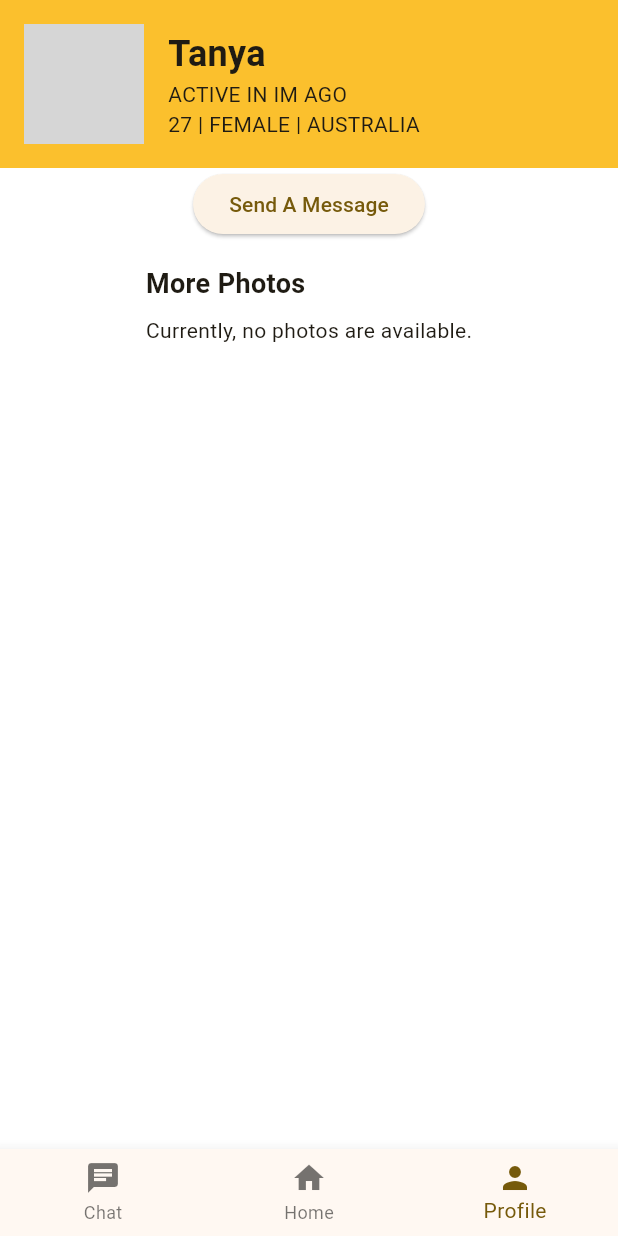
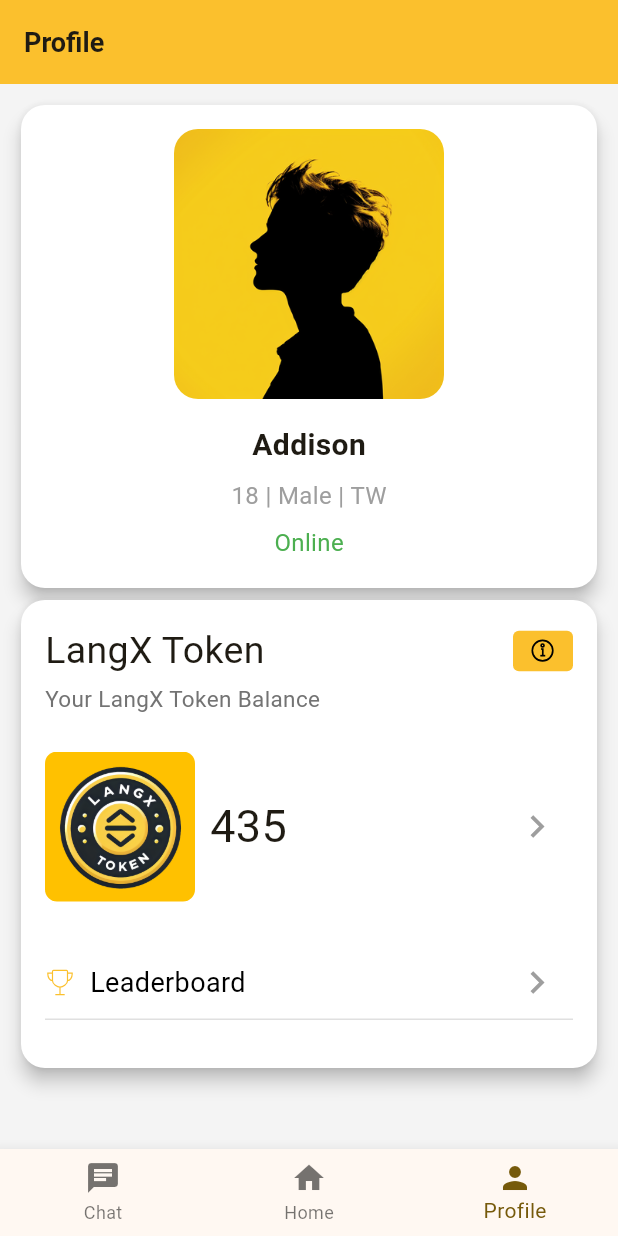
Before and after one commit to langx/langx-flutter, a Flutter app: the screen it shows after launch, item 3 of the bottom bar chosen, on a phone screen of 412 x 824 dp. Run offline on Flutter 3.47's test engine with Material 3 defaults, Android fonts, the phone set to English and light mode, and no system bars; our stand-ins replace appwrite, flutter_dotenv, flutter_svg; grey boxes are pictures that could not be loaded.

Commit message:
1. Complete the my profile card information. 2. Complete the my profile token card information.

```diff
--- /dev/null
+++ b/lib/components/profile_token_card.dart
@@ -0,0 +1,160 @@
+import 'package:flutter/material.dart';
+import 'package:flutter_svg/flutter_svg.dart';
+
+class ProfileTokenCard extends StatelessWidget {
+  const ProfileTokenCard({
+    super.key,
+  });
+
+  @override
+  Widget build(BuildContext context) {
+    const String trophySvg = '''
+   <svg xmlns="http://www.w3.org/2000/svg"  viewBox="0 0 512 512">
+   <path d="M176 464h160M256 464V336M384 224c0-50.64-.08-134.63-.12-160a16 16 0 00-16-16l-223.79.26a16 16 0 00-16 15.95c0 30.58-.13 129.17-.13 159.79 0 64.28 83 112 128 112S384 288.28 384 224z" stroke="currentColor" stroke-width="20"  fill="none"   ></path>
+   <path d="M128 96H48v16c0 55.22 33.55 112 80 112M384 96h80v16c0 55.22-33.55 112-80 112" stroke="currentColor" stroke-width="20" fill="none" ></path>
+   </svg>
+  ''';
+
+    const String infoSvg = '''
+  <svg xmlns="http://www.w3.org/2000/svg"  viewBox="0 0 512 512">
+  <path d="M248 64C146.39 64 64 146.39 64 248s82.39 184 184 184 184-82.39 184-184S349.61 64 248 64z" stroke="currentColor" stroke-width="30" fill="none"></path>
+  <path  d="M220 220h32v116" stroke="currentColor" stroke-width="30" fill="none"></path>
+  <path  d="M208 340h88" stroke="currentColor" stroke-width="30" fill="none" ></path>
+  <path d="M248 130a26 26 0 1026 26 26 26 0 00-26-26z" stroke="currentColor" stroke-width="30" fill="none"></path>
+  </svg>
+  ''';
+
+    return SizedBox(
+      height: 320,
+      width: MediaQuery.of(context).size.width,
+      child: Card(
+        elevation: 5.0,
+        shape: RoundedRectangleBorder(
+          borderRadius: BorderRadius.circular(16.0),
+        ),
+        color: Colors.white,
+        child: Padding(
+          padding: const EdgeInsets.all(16.0),
+          child: Column(
+            crossAxisAlignment: CrossAxisAlignment.center,
+            children: [
+              Row(
+                mainAxisAlignment: MainAxisAlignment.start,
+                children: [
+                  const Expanded(
+                    child: Text(
+                      'LangX Token',
+                      style: TextStyle(fontSize: 25),
+                    ),
+                  ),
+                  GestureDetector(
+                    onTap: () {
+                    },
+                    child: SizedBox(
+                      width: 40,
+                      height: 27,
+                      child: Container(
+                        padding: const EdgeInsets.all(4.0),
+                        decoration: BoxDecoration(
+                          color: Colors.yellow[700],
+                          borderRadius: BorderRadius.circular(4.0),
+                        ),
+                        child: SvgPicture.string(
+                          infoSvg,
+                          width: 17,
+                          height: 17,
+                          color: Colors.black,
+                        ),
+                      ),
+                    ),
+                  ),
+                ],
+              ),
+              const SizedBox(height: 3),
+              const Align(
+                alignment: Alignment.centerLeft,
+                child: Text(
+                  'Your LangX Token Balance',
+                  style: TextStyle(
+                    fontSize: 15,
+                    color: Color(0xFF737373),
+                  ),
+                ),
+              ),
+              const SizedBox(height: 25),
+              GestureDetector(
+                onTap: () {},
+                child: Row(
+                  children: [
+                    ClipRRect(
+                      borderRadius: BorderRadius.circular(8.0),
+                      child: Image.asset(
+                        'assets/images/token.png',
+                        width: 100,
+                        height: 100,
+                        fit: BoxFit.cover,
+                      ),
+                    ),
+                    const SizedBox(width: 10),
+                    const Text(
+                      '435',
+                      style: TextStyle(
+                        fontSize: 30,
+                      ),
+                    ),
+                    const Spacer(),
+                    IconButton(
+                      iconSize: 30,
+                      icon: const Icon(Icons.chevron_right),
+                      onPressed: () {},
+                      color: Colors.grey,
+                    ),
+                  ],
+                ),
+              ),
+              const SizedBox(height: 30),
+              GestureDetector(
+                onTap: () {},
+                child: Column(
+                  children: [
+                    Container(
+                      child: Row(
+                        children: [
+                          SvgPicture.string(
+                            trophySvg,
+                            width: 20,
+                            height: 30,
+                            color: Colors.yellow[700],
+                          ),
+                          const SizedBox(width: 10),
+                          const Text(
+                            'Leaderboard',
+                            style: TextStyle(
+                              fontSize: 18,
+                              color: Colors.black,
+                            ),
+                          ),
+                          const Spacer(),
+                          IconButton(
+                            iconSize: 30,
+                            icon: const Icon(Icons.chevron_right),
+                            onPressed: () {},
+                            color: Colors.grey,
+                          ),
+                        ],
+                      ),
+                    ),
+                    Container(
+                      height: 1,
+                      color: Colors.grey[300],
+                    ),
+                  ],
+                ),
+              ),
+            ],
+          ),
+        ),
+      ),
+    );
+  }
+}
--- /dev/null
+++ b/lib/components/profile_user_card.dart
@@ -0,0 +1,71 @@
+import 'package:flutter/material.dart';
+
+class ProfileUserCard extends StatelessWidget {
+  final String name;
+  final int age;
+  final String gender;
+  final String location;
+  final String imageUrl;
+  final String status;
+
+  const ProfileUserCard({
+    super.key,
+    required this.name,
+    required this.age,
+    required this.gender,
+    required this.location,
+    required this.imageUrl,
+    required this.status,
+  });
+
+  @override
+  Widget build(BuildContext context) {
+    return SizedBox(
+      height: 330,
+      width: MediaQuery.of(context).size.width,
+      child: Card(
+        elevation: 5.0,
+        shape: RoundedRectangleBorder(
+          borderRadius: BorderRadius.circular(16.0),
+        ),
+        color: Colors.white,
+        child: Padding(
+          padding: const EdgeInsets.all(16.0),
+          child: Column(
+            crossAxisAlignment: CrossAxisAlignment.center,
+            children: [
+              ClipRRect(
+                borderRadius: BorderRadius.circular(16.0),
+                child: Image.asset(imageUrl, width: 180, height: 180, fit: BoxFit.cover),
+              ),
+              const SizedBox(height: 16),
+              Text(
+                name,
+                style: const TextStyle(
+                  fontSize: 20,
+                  fontWeight: FontWeight.bold,
+                ),
+              ),
+              const SizedBox(height: 8),
+              Text(
+                '$age | $gender | $location',
+                style: const TextStyle(
+                  fontSize: 16,
+                  color: Colors.grey,
+                ),
+              ),
+              const SizedBox(height: 8),
+              Text(
+                status,
+                style: TextStyle(
+                  fontSize: 16,
+                  color: status == 'Online' ? Colors.green : Colors.red,
+                ),
+              ),
+            ],
+          ),
+        ),
+      ),
+    );
+  }
+}
--- a/lib/pages/home/profile.dart
+++ b/lib/pages/home/profile.dart
@@ -1,88 +1,46 @@
 import 'package:flutter/material.dart';
+import 'package:langx_flutter/components/profile_user_card.dart';
+import 'package:langx_flutter/components/profile_token_card.dart';
 
-class Profile extends StatelessWidget {
+class Profile extends StatefulWidget {
   const Profile({super.key});
 
   @override
-  Widget build(BuildContext context) {
-    return const Column(
-      children: [
-        UserInfoSection(),
-        SendMessageButton(),
-        MorePhotosSection(),
-      ],
-    );
-  }
+  State<Profile> createState() => _ProfileState();
 }
 
-class UserInfoSection extends StatelessWidget {
-  const UserInfoSection({super.key});
-
+class _ProfileState extends State<Profile> {
   @override
   Widget build(BuildContext context) {
-    return Container(
-      color: Colors.yellow[700],
-      padding: const EdgeInsets.all(16.0),
-      child: const Row(
-        children: [
-          CircleAvatar(
-            radius: 40,
-            backgroundImage: AssetImage('assets/preview.png'),
-          ),
-          SizedBox(width: 16.0),
-          Column(
-            crossAxisAlignment: CrossAxisAlignment.start,
-            children: [
-              Text(
-                'Tanya',
-                style: TextStyle(
-                  fontSize: 24,
-                  fontWeight: FontWeight.bold,
-                ),
-              ),
-              Text('ACTIVE IN IM AGO'),
-              Text('27 | FEMALE | AUSTRALIA'),
-            ],
-          ),
-        ],
+    return Scaffold(
+      appBar: AppBar(
+        title: const Text("Profile",
+            style: TextStyle(
+              fontSize: 18,
+              fontWeight: FontWeight.bold,
+            )),
+        centerTitle: false,
+        backgroundColor: Colors.yellow[700],
+      ),
+      backgroundColor: const Color.fromARGB(31, 163, 163, 163),
+      body: Container(
+        padding: const EdgeInsets.symmetric(horizontal: 10.0, vertical: 10.0),
+        child: ListView(
+          children:const [
+             //Afterwards, it should be modified to take an ID as input and retrieve data based on that ID.
+             //Alternatively, the outer layer retrieves all the data for the cards and inserts them individually.
+             ProfileUserCard(
+              name: 'Addison',
+              age: 18,
+              gender: 'Male',
+              location: 'TW',
+              imageUrl: 'assets/images/preview.png',
+              status: 'Online',
+            ),
+            ProfileTokenCard()
+          ],
+        ),
       ),
     );
   }
 }
-
-class SendMessageButton extends StatelessWidget {
-  const SendMessageButton({super.key});
-
-  @override
-  Widget build(BuildContext context) {
-    return ElevatedButton(
-      onPressed: () {},
-      child: const Text('Send A Message'),
-    );
-  }
-}
-
-class MorePhotosSection extends StatelessWidget {
-  const MorePhotosSection({super.key});
-
-  @override
-  Widget build(BuildContext context) {
-    return const Padding(
-      padding: EdgeInsets.all(16.0),
-      child: Column(
-        crossAxisAlignment: CrossAxisAlignment.start,
-        children: [
-          Text(
-            'More Photos',
-            style: TextStyle(
-              fontSize: 18,
-              fontWeight: FontWeight.bold,
-            ),
-          ),
-          SizedBox(height: 8.0),
-          Text('Currently, no photos are available.'),
-        ],
-      ),
-    );
-  }
-}
```
Also changed, not shown: assets/images/token.png (added).
